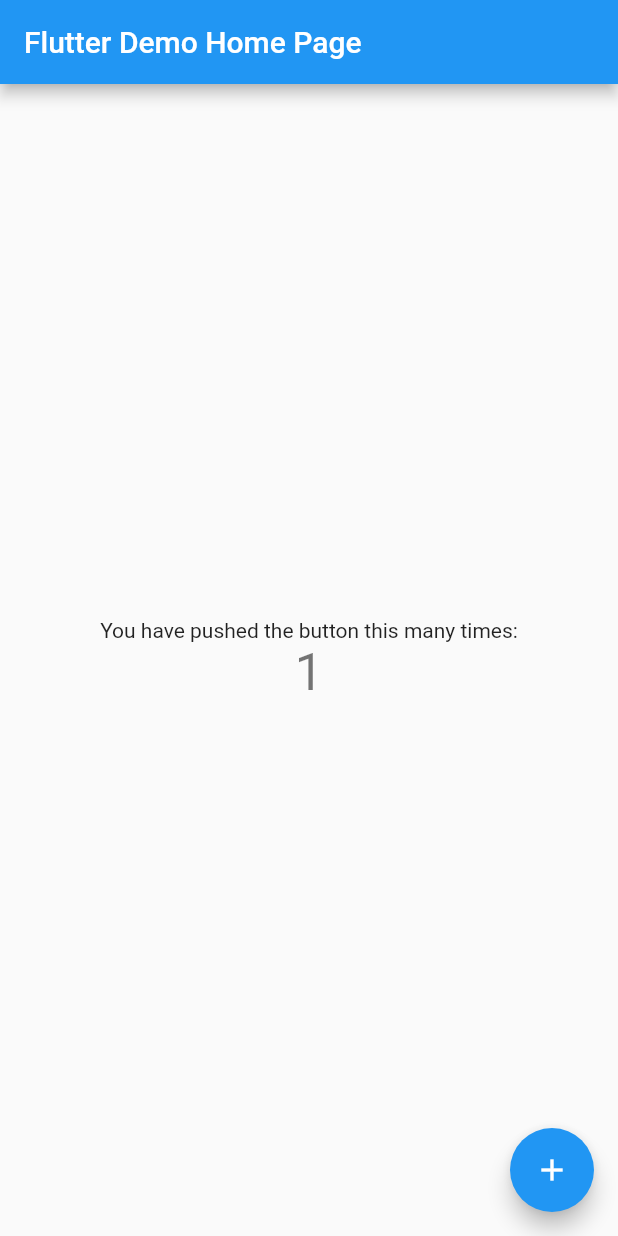
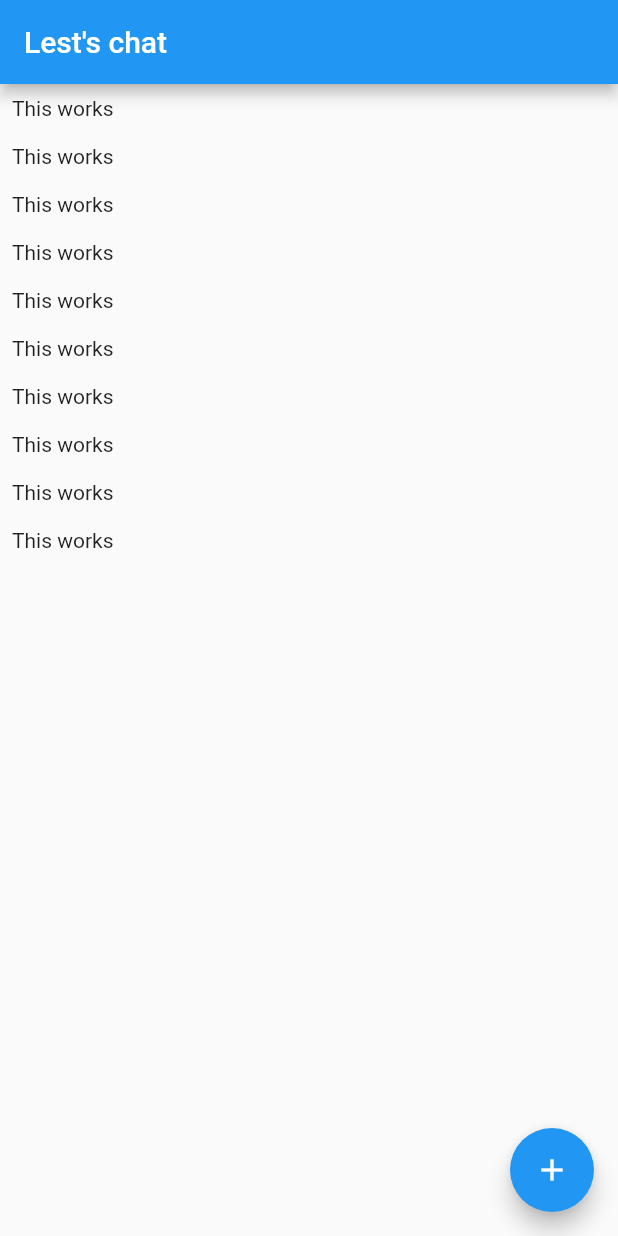
Before and after one commit to MinhHieu2804/flutter_chat_app, a Flutter app: the screen it shows after launch, after a tap on the "add" icon, on a phone screen of 412 x 824 dp. Run offline on Flutter 3.47's test engine with Material 2 defaults, Android fonts, the phone set to English and light mode, and no system bars; our stand-ins replace cloud_firestore; accounts and stored records are empty.

```diff
--- a/lib/main.dart
+++ b/lib/main.dart
@@ -1,115 +1,19 @@
 import 'package:flutter/material.dart';
+import 'package:flutter_chat_app/screens/chat_screen.dart';
 
 void main() {
-  runApp(const MyApp());
+  runApp(MyApp());
 }
 
 class MyApp extends StatelessWidget {
-  const MyApp({Key? key}) : super(key: key);
-
-  // This widget is the root of your application.
   @override
   Widget build(BuildContext context) {
     return MaterialApp(
-      title: 'Flutter Demo',
+      title: 'Chat App',
       theme: ThemeData(
-        // This is the theme of your application.
-        //
-        // Try running your application with "flutter run". You'll see the
-        // application has a blue toolbar. Then, without quitting the app, try
-        // changing the primarySwatch below to Colors.green and then invoke
-        // "hot reload" (press "r" in the console where you ran "flutter run",
-        // or simply save your changes to "hot reload" in a Flutter IDE).
-        // Notice that the counter didn't reset back to zero; the application
-        // is not restarted.
         primarySwatch: Colors.blue,
       ),
-      home: const MyHomePage(title: 'Flutter Demo Home Page'),
+      home: ChatScreen(),
     );
   }
 }
-
-class MyHomePage extends StatefulWidget {
-  const MyHomePage({Key? key, required this.title}) : super(key: key);
-
-  // This widget is the home page of your application. It is stateful, meaning
-  // that it has a State object (defined below) that contains fields that affect
-  // how it looks.
-
-  // This class is the configuration for the state. It holds the values (in this
-  // case the title) provided by the parent (in this case the App widget) and
-  // used by the build method of the State. Fields in a Widget subclass are
-  // always marked "final".
-
-  final String title;
-
-  @override
-  State<MyHomePage> createState() => _MyHomePageState();
-}
-
-class _MyHomePageState extends State<MyHomePage> {
-  int _counter = 0;
-
-  void _incrementCounter() {
-    setState(() {
-      // This call to setState tells the Flutter framework that something has
-      // changed in this State, which causes it to rerun the build method below
-      // so that the display can reflect the updated values. If we changed
-      // _counter without calling setState(), then the build method would not be
-      // called again, and so nothing would appear to happen.
-      _counter++;
-    });
-  }
-
-  @override
-  Widget build(BuildContext context) {
-    // This method is rerun every time setState is called, for instance as done
-    // by the _incrementCounter method above.
-    //
-    // The Flutter framework has been optimized to make rerunning build methods
-    // fast, so that you can just rebuild anything that needs updating rather
-    // than having to individually change instances of widgets.
-    return Scaffold(
-      appBar: AppBar(
-        // Here we take the value from the MyHomePage object that was created by
-        // the App.build method, and use it to set our appbar title.
-        title: Text(widget.title),
-      ),
-      body: Center(
-        // Center is a layout widget. It takes a single child and positions it
-        // in the middle of the parent.
-        child: Column(
-          // Column is also a layout widget. It takes a list of children and
-          // arranges them vertically. By default, it sizes itself to fit its
-          // children horizontally, and tries to be as tall as its parent.
-          //
-          // Invoke "debug painting" (press "p" in the console, choose the
-          // "Toggle Debug Paint" action from the Flutter Inspector in Android
-          // Studio, or the "Toggle Debug Paint" command in Visual Studio Code)
-          // to see the wireframe for each widget.
-          //
-          // Column has various properties to control how it sizes itself and
-          // how it positions its children. Here we use mainAxisAlignment to
-          // center the children vertically; the main axis here is the vertical
-          // axis because Columns are vertical (the cross axis would be
-          // horizontal).
-          mainAxisAlignment: MainAxisAlignment.center,
-          children: <Widget>[
-            const Text(
-              'You have pushed the button this many times:',
-            ),
-            Text(
-              '$_counter',
-              style: Theme.of(context).textTheme.headline4,
-            ),
-          ],
-        ),
-      ),
-      floatingActionButton: FloatingActionButton(
-        onPressed: _incrementCounter,
-        tooltip: 'Increment',
-        child: const Icon(Icons.add),
-      ), // This trailing comma makes auto-formatting nicer for build methods.
-    );
-  }
-}
--- /dev/null
+++ b/lib/screens/chat_screen.dart
@@ -0,0 +1,28 @@
+import 'package:flutter/material.dart';
+import 'package:cloud_firestore/cloud_firestore.dart';
+
+class ChatScreen extends StatelessWidget {
+  @override
+  Widget build(BuildContext context) {
+    return Scaffold(
+      appBar: AppBar(title: Text('Lest\'s chat')),
+      body: ListView.builder(
+          itemCount: 10,
+          itemBuilder: (ctx, i) => Container(
+                padding: EdgeInsets.all(8),
+                child: Text('This works'),
+              )),
+      floatingActionButton: FloatingActionButton(
+        child: Icon(Icons.add),
+        onPressed: () {
+          Firestore.instance
+              .collection('chats/KGkHYCootjCuwI7vk4Ka/messages')
+              .snapshots()
+              .listen((data) {
+            print(data.documents[0]['text']);
+          });
+        },
+      ),
+    );
+  }
+}
```
Also changed, not shown: pubspec.yaml (+3 -4 lines), lib/screens/auth_screen.dart (added), pubspec.lock, 4 other files.
